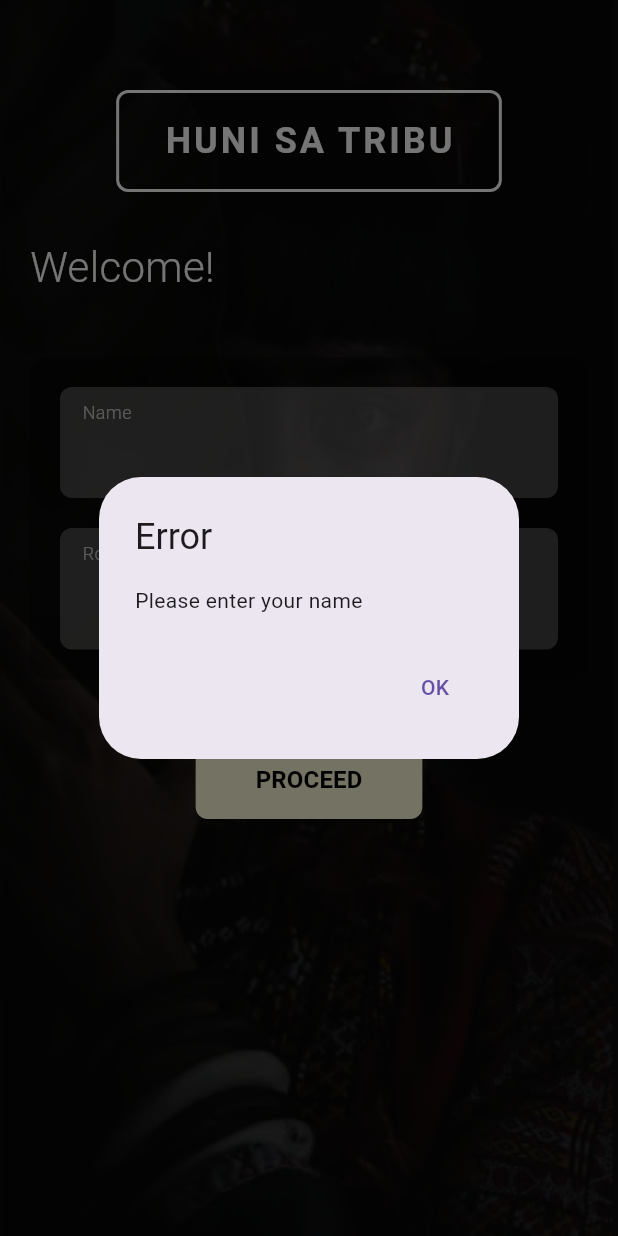
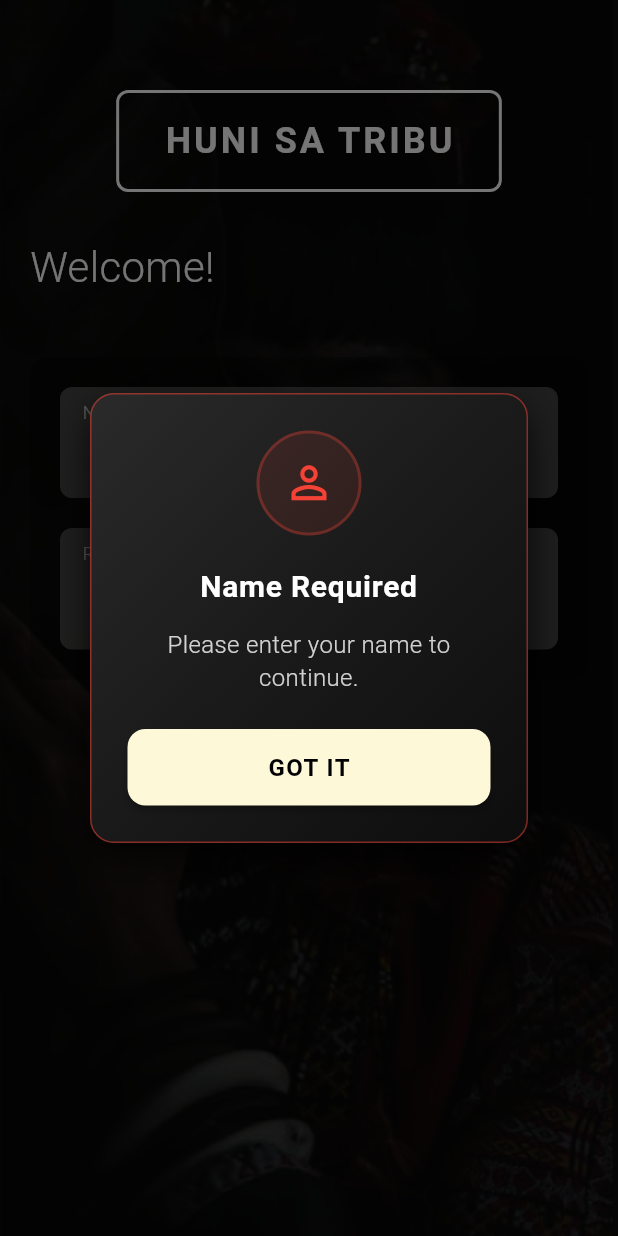
Before and after one commit to Ent1t/remastered, a Flutter app: the screen it shows after launch, after a tap on "PROCEED", on a phone screen of 412 x 824 dp. Run offline on Flutter 3.47's test engine with Material 3 defaults, Android fonts, the phone set to English and light mode, and no system bars; our stand-ins replace audioplayers, flutter_tts; missing offline and left inert: mobile_scanner; Roboto replaces fonts that are missing (Regular).

```diff
--- a/lib/main.dart
+++ b/lib/main.dart
@@ -368,12 +368,20 @@ class _WelcomeScreenState extends State<WelcomeScreen> {
   void _proceedToNext() {
     // Validate inputs
     if (_nameController.text.trim().isEmpty) {
-      _showErrorDialog('Please enter your name');
+      _showCustomErrorDialog(
+        'Name Required',
+        'Please enter your name to continue.',
+        Icons.person_outline,
+      );
       return;
     }
 
     if (_selectedRole == 'Student' && _schoolController.text.trim().isEmpty) {
-      _showErrorDialog('Please enter your school');
+      _showCustomErrorDialog(
+        'School Information Required',
+        'Please enter your school name to continue.',
+        Icons.school_outlined,
+      );
       return;
     }
 
@@ -393,21 +401,135 @@ class _WelcomeScreenState extends State<WelcomeScreen> {
     );
   }
 
-  void _showErrorDialog(String message) {
+  void _showCustomErrorDialog(String title, String message, IconData icon) {
+    HapticFeedback.lightImpact(); // Add haptic feedback for better UX
+
     showDialog(
       context: context,
+      barrierDismissible: false, // Prevent dismissing by tapping outside
       builder: (BuildContext context) {
-        return AlertDialog(
-          title: const Text('Error'),
-          content: Text(message),
-          actions: [
-            TextButton(
-              onPressed: () {
-                Navigator.of(context).pop();
-              },
-              child: const Text('OK'),
+        return Dialog(
+          backgroundColor: Colors.transparent,
+          child: Container(
+            margin: const EdgeInsets.symmetric(horizontal: 20),
+            padding: const EdgeInsets.all(24),
+            decoration: BoxDecoration(
+              // Dark background with gradient similar to your app theme
+              gradient: const LinearGradient(
+                begin: Alignment.topLeft,
+                end: Alignment.bottomRight,
+                colors: [
+                  Color(0xFF2a2a2a),
+                  Color(0xFF1a1a1a),
+                  Color(0xFF0d0d0d),
+                ],
+              ),
+              borderRadius: BorderRadius.circular(16),
+              border: Border.all(
+                color: Colors.red.withOpacity(0.5),
+                width: 1,
+              ),
+              boxShadow: [
+                BoxShadow(
+                  color: Colors.black.withOpacity(0.8),
+                  blurRadius: 20,
+                  offset: const Offset(0, 10),
+                ),
+              ],
             ),
-          ],
+            child: Column(
+              mainAxisSize: MainAxisSize.min,
+              children: [
+                // Error Icon with animated container
+                Container(
+                  width: 70,
+                  height: 70,
+                  decoration: BoxDecoration(
+                    color: Colors.red.withOpacity(0.1),
+                    borderRadius: BorderRadius.circular(35),
+                    border: Border.all(
+                      color: Colors.red.withOpacity(0.3),
+                      width: 2,
+                    ),
+                  ),
+                  child: Icon(
+                    icon,
+                    color: Colors.red,
+                    size: 35,
+                  ),
+                ),
+
+                const SizedBox(height: 20),
+
+                // Error Title
+                Text(
+                  title,
+                  style: const TextStyle(
+                    color: Colors.white,
+                    fontSize: 20,
+                    fontWeight: FontWeight.bold,
+                    letterSpacing: 0.5,
+                  ),
+                  textAlign: TextAlign.center,
+                ),
+
+                const SizedBox(height: 12),
+
+                // Error Message
+                Text(
+                  message,
+                  style: TextStyle(
+                    color: Colors.white.withOpacity(0.8),
+                    fontSize: 16,
+                    fontWeight: FontWeight.w300,
+                    height: 1.4,
+                  ),
+                  textAlign: TextAlign.center,
+                ),
+
+                const SizedBox(height: 24),
+
+                // Custom OK Button
+                SizedBox(
+                  width: double.infinity,
+                  child: ElevatedButton(
+                    onPressed: () {
+                      HapticFeedback.lightImpact();
+                      Navigator.of(context).pop();
+
+                      // Auto-focus the appropriate field after closing dialog
+                      if (title.contains('Name')) {
+                        Future.delayed(const Duration(milliseconds: 100), () {
+                          _nameFocusNode.requestFocus();
+                        });
+                      } else if (title.contains('School')) {
+                        Future.delayed(const Duration(milliseconds: 100), () {
+                          _schoolFocusNode.requestFocus();
+                        });
+                      }
+                    },
+                    style: ElevatedButton.styleFrom(
+                      backgroundColor: const Color(0xFFFDF8D7), // Same as your proceed button
+                      foregroundColor: Colors.black,
+                      padding: const EdgeInsets.symmetric(vertical: 14),
+                      shape: RoundedRectangleBorder(
+                        borderRadius: BorderRadius.circular(12),
+                      ),
+                      elevation: 2,
+                    ),
+                    child: const Text(
+                      'GOT IT',
+                      style: TextStyle(
+                        fontSize: 16,
+                        fontWeight: FontWeight.bold,
+                        letterSpacing: 1,
+                      ),
+                    ),
+                  ),
+                ),
+              ],
+            ),
+          ),
         );
       },
     );
--- a/lib/screen/tribes_screen.dart
+++ b/lib/screen/tribes_screen.dart
@@ -130,7 +130,9 @@ class _TribesScreenState extends State<TribesScreen> {
     required VoidCallback onTap,
   }) {
     return Container(
-      height: 160,
+      constraints: const BoxConstraints(
+        minHeight: 180, // Minimum height to ensure consistent look
+      ),
       decoration: BoxDecoration(
         // Linear gradient with 80% fill (433D34 to 836F50)
         gradient: LinearGradient(
@@ -152,6 +154,7 @@ class _TribesScreenState extends State<TribesScreen> {
       ),
       child: ClipRRect(
         borderRadius: BorderRadius.circular(16),
+        child: IntrinsicHeight(
           child: Stack(
             children: [
               // Overlay with the specified gradient (80% opacity)
@@ -170,11 +173,11 @@ class _TribesScreenState extends State<TribesScreen> {
 
               // Main content with side-by-side layout
               Row(
+                crossAxisAlignment: CrossAxisAlignment.stretch,
                 children: [
                   // Left side - Image
                   Container(
                     width: 120,
-                  height: double.infinity,
                     child: ClipRRect(
                       borderRadius: const BorderRadius.only(
                         topLeft: Radius.circular(16),
@@ -215,6 +218,11 @@ class _TribesScreenState extends State<TribesScreen> {
                       padding: const EdgeInsets.all(20),
                       child: Column(
                         crossAxisAlignment: CrossAxisAlignment.start,
+                        mainAxisAlignment: MainAxisAlignment.spaceBetween,
+                        children: [
+                          // Top content
+                          Column(
+                            crossAxisAlignment: CrossAxisAlignment.start,
                             children: [
                               // Title with underline
                               Column(
@@ -232,7 +240,7 @@ class _TribesScreenState extends State<TribesScreen> {
                                   const SizedBox(height: 4),
                                   Container(
                                     height: 2,
-                              width: 60, // Underline width
+                                    width: 60,
                                     color: const Color(0xFFF8F4E6),
                                   ),
                                 ],
@@ -245,13 +253,11 @@ class _TribesScreenState extends State<TribesScreen> {
                                 description,
                                 style: const TextStyle(
                                   color: Color(0xFFC5C6C7),
-                            fontSize: 12,
+                                  fontSize: 13,
                                   fontWeight: FontWeight.w400,
-                            height: 1.4,
+                                  height: 1.3,
                                   letterSpacing: 0.3,
                                 ),
-                          maxLines: 2,
-                          overflow: TextOverflow.ellipsis,
                               ),
 
                               const SizedBox(height: 8),
@@ -266,8 +272,10 @@ class _TribesScreenState extends State<TribesScreen> {
                                   letterSpacing: 0.5,
                                 ),
                               ),
+                            ],
+                          ),
 
-                        const Spacer(),
+                          const SizedBox(height: 12),
 
                           // Click Here Button - Rounded rectangle
                           Align(
@@ -284,7 +292,7 @@ class _TribesScreenState extends State<TribesScreen> {
                                 ),
                                 decoration: BoxDecoration(
                                   color: const Color(0xFF94937C).withOpacity(0.3),
-                                borderRadius: BorderRadius.circular(20), // More rounded
+                                  borderRadius: BorderRadius.circular(20),
                                   border: Border.all(
                                     color: const Color(0xFF94937C),
                                     width: 1,
@@ -327,13 +335,14 @@ class _TribesScreenState extends State<TribesScreen> {
                   borderRadius: BorderRadius.circular(16),
                   splashColor: Colors.white.withOpacity(0.1),
                   highlightColor: Colors.white.withOpacity(0.05),
-                child: SizedBox(
+                  child: Container(
                     width: double.infinity,
                     height: double.infinity,
                   ),
                 ),
               ),
             ],
+          ),
         ),
       ),
     );
```
Lines whose indentation alone changed are shown as unchanged.
